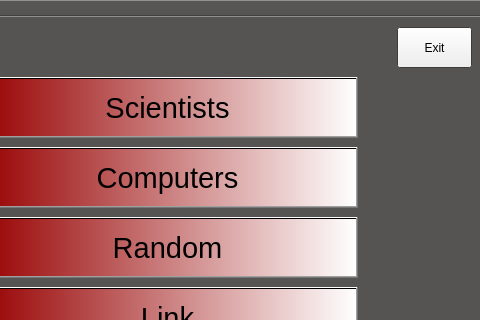
This is EndurvinnslustöðATeam/Skil3/mainwindow.ui in trunti/verklegtn-m as Qt 5 draws it before an edit; both pictures show x 133 to 613 and y 0 to 320 of the 613 by 519 pixel window. The edited form follows.
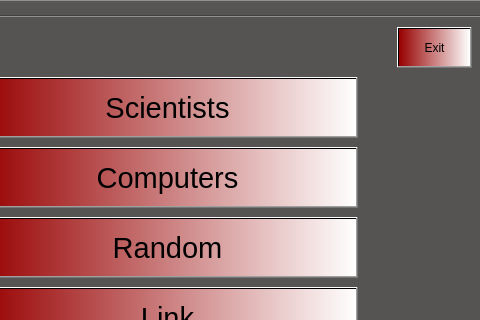
This is the edited form. Icons and pictures are not drawn.

Patch:
```diff
--- a/EndurvinnslustöðATeam/Skil3/mainwindow.ui
+++ b/EndurvinnslustöðATeam/Skil3/mainwindow.ui
@@ -221,6 +221,10 @@
       <height>41</height>
      </rect>
     </property>
+    <property name="styleSheet">
+     <string notr="true">background-color: qlineargradient(spread:pad, x1:0, y1:0, x2:1, y2:0, stop:0 rgba(151, 0, 0, 255), stop:1 rgba(255, 255, 255, 255));
+</string>
+    </property>
     <property name="text">
      <string>Exit</string>
     </property>
```
